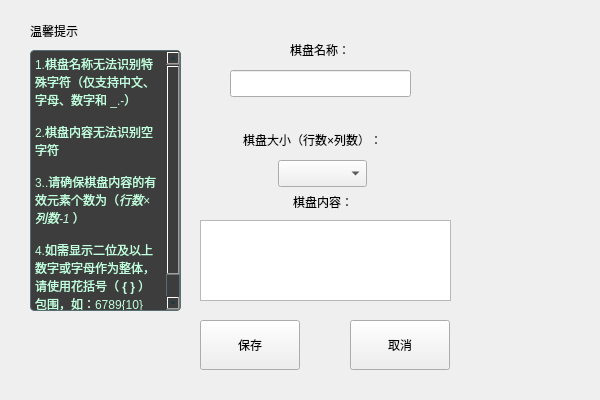
This is creatgamepage.ui in CHEN20060804/huarongdao as Qt 5 draws it before an edit. The edited form follows.
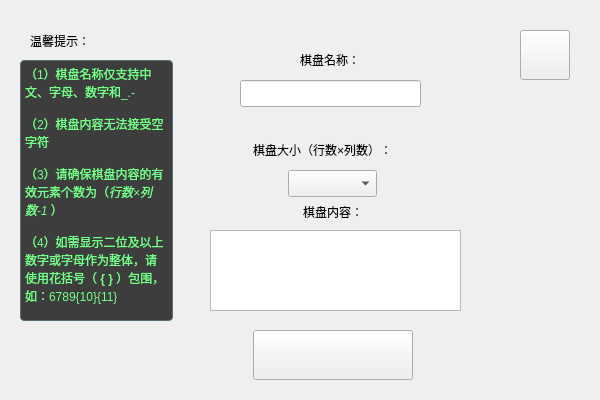
This is the edited form. Custom widgets are drawn as their Qt base class.

Patch:
```diff
--- a/creatgamepage.ui
+++ b/creatgamepage.ui
@@ -16,16 +16,16 @@
   <widget class="QWidget" name="widget" native="true">
    <property name="geometry">
     <rect>
-     <x>20</x>
-     <y>0</y>
-     <width>551</width>
+     <x>0</x>
+     <y>10</y>
+     <width>601</width>
      <height>391</height>
     </rect>
    </property>
    <widget class="QLabel" name="label">
     <property name="geometry">
      <rect>
-      <x>270</x>
+      <x>300</x>
       <y>40</y>
       <width>69</width>
       <height>19</height>
@@ -38,7 +38,7 @@
    <widget class="QLineEdit" name="lineEdit">
     <property name="geometry">
      <rect>
-      <x>210</x>
+      <x>240</x>
       <y>70</y>
       <width>181</width>
       <height>27</height>
@@ -48,7 +48,7 @@
    <widget class="QLabel" name="label_4">
     <property name="geometry">
      <rect>
-      <x>273</x>
+      <x>303</x>
       <y>192</y>
       <width>69</width>
       <height>19</height>
@@ -61,7 +61,7 @@
    <widget class="QTextEdit" name="textEdit">
     <property name="geometry">
      <rect>
-      <x>180</x>
+      <x>210</x>
       <y>220</y>
       <width>251</width>
       <height>81</height>
@@ -71,9 +71,9 @@
    <widget class="MainButton" name="saveBtn">
     <property name="geometry">
      <rect>
-      <x>180</x>
+      <x>253</x>
       <y>320</y>
-      <width>100</width>
+      <width>160</width>
       <height>50</height>
      </rect>
     </property>
@@ -84,32 +84,32 @@
      </size>
     </property>
     <property name="text">
-     <string>保存</string>
+     <string/>
     </property>
    </widget>
    <widget class="MainButton" name="cancelBtn">
     <property name="geometry">
      <rect>
-      <x>330</x>
-      <y>320</y>
-      <width>100</width>
+      <x>520</x>
+      <y>20</y>
+      <width>50</width>
       <height>50</height>
      </rect>
     </property>
     <property name="minimumSize">
      <size>
-      <width>100</width>
+      <width>50</width>
       <height>50</height>
      </size>
     </property>
     <property name="text">
-     <string>取消</string>
+     <string/>
     </property>
    </widget>
    <widget class="QComboBox" name="comboBox">
     <property name="geometry">
      <rect>
-      <x>258</x>
+      <x>288</x>
       <y>160</y>
       <width>89</width>
       <height>27</height>
@@ -134,7 +134,7 @@
    <widget class="QLabel" name="label_2">
     <property name="geometry">
      <rect>
-      <x>223</x>
+      <x>253</x>
       <y>130</y>
       <width>171</width>
       <height>20</height>
@@ -147,22 +147,22 @@
    <widget class="QLabel" name="label_3">
     <property name="geometry">
      <rect>
-      <x>10</x>
+      <x>30</x>
       <y>20</y>
       <width>81</width>
       <height>21</height>
      </rect>
     </property>
     <property name="text">
-     <string>温馨提示</string>
+     <string>温馨提示：</string>
     </property>
    </widget>
    <widget class="QTextBrowser" name="textBrowser">
     <property name="geometry">
      <rect>
-      <x>10</x>
+      <x>20</x>
       <y>50</y>
-      <width>151</width>
+      <width>153</width>
       <height>261</height>
      </rect>
     </property>
@@ -170,10 +170,9 @@
      <string notr="true">
     background-color: #3d3d3d;
     color: #073642;
-    font-size: 12px;
     border: 1px solid #586e75;
+    font: 9pt &quot;Segoe UI Variable&quot;;
     border-radius: 4px;
-   fnont-family: &quot;Segoe UI&quot;;
 
 
 </string>
@@ -185,14 +184,14 @@
 hr { height: 1px; border-width: 0; }
 li.unchecked::marker { content: &quot;\2610&quot;; }
 li.checked::marker { content: &quot;\2612&quot;; }
-&lt;/style&gt;&lt;/head&gt;&lt;body style=&quot; font-family:'Microsoft YaHei UI'; font-size:12px; font-weight:400; font-style:normal;&quot;&gt;
-&lt;p style=&quot; margin-top:0px; margin-bottom:0px; margin-left:0px; margin-right:0px; -qt-block-indent:0; text-indent:0px;&quot;&gt;&lt;span style=&quot; font-size:9pt; color:#c2ffde;&quot;&gt;1.棋盘名称无法识别特殊字符（仅支持中文、字母、数字和 _.-）&lt;/span&gt;&lt;/p&gt;
-&lt;p style=&quot;-qt-paragraph-type:empty; margin-top:0px; margin-bottom:0px; margin-left:0px; margin-right:0px; -qt-block-indent:0; text-indent:0px; font-size:9pt; color:#c2ffde;&quot;&gt;&lt;br /&gt;&lt;/p&gt;
-&lt;p style=&quot; margin-top:0px; margin-bottom:0px; margin-left:0px; margin-right:0px; -qt-block-indent:0; text-indent:0px;&quot;&gt;&lt;span style=&quot; font-size:9pt; color:#c2ffde;&quot;&gt;2.棋盘内容无法识别空字符&lt;/span&gt;&lt;/p&gt;
-&lt;p style=&quot;-qt-paragraph-type:empty; margin-top:0px; margin-bottom:0px; margin-left:0px; margin-right:0px; -qt-block-indent:0; text-indent:0px; font-size:9pt; color:#c2ffde;&quot;&gt;&lt;br /&gt;&lt;/p&gt;
-&lt;p style=&quot; margin-top:0px; margin-bottom:0px; margin-left:0px; margin-right:0px; -qt-block-indent:0; text-indent:0px;&quot;&gt;&lt;span style=&quot; font-size:9pt; color:#c2ffde;&quot;&gt;3..请确保棋盘内容的有效元素个数为（&lt;/span&gt;&lt;span style=&quot; font-size:9pt; font-style:italic; color:#c2ffde;&quot;&gt;行数×列数-1 &lt;/span&gt;&lt;span style=&quot; font-size:9pt; color:#c2ffde;&quot;&gt;）&lt;/span&gt;&lt;/p&gt;
-&lt;p style=&quot;-qt-paragraph-type:empty; margin-top:0px; margin-bottom:0px; margin-left:0px; margin-right:0px; -qt-block-indent:0; text-indent:0px; font-size:9pt; color:#c2ffde;&quot;&gt;&lt;br /&gt;&lt;/p&gt;
-&lt;p style=&quot; margin-top:0px; margin-bottom:0px; margin-left:0px; margin-right:0px; -qt-block-indent:0; text-indent:0px;&quot;&gt;&lt;span style=&quot; font-size:9pt; color:#c2ffde;&quot;&gt;4.如需显示二位及以上数字或字母作为整体，请使用花括号（&lt;/span&gt;&lt;span style=&quot; font-size:9pt; font-weight:700; color:#c2ffde;&quot;&gt; { }&lt;/span&gt;&lt;span style=&quot; font-size:9pt; color:#c2ffde;&quot;&gt; ）包围，如：6789{10}{11} &lt;/span&gt;&lt;/p&gt;&lt;/body&gt;&lt;/html&gt;</string>
+&lt;/style&gt;&lt;/head&gt;&lt;body style=&quot; font-family:'Segoe UI Variable'; font-size:9pt; font-weight:400; font-style:normal;&quot;&gt;
+&lt;p style=&quot; margin-top:0px; margin-bottom:0px; margin-left:0px; margin-right:0px; -qt-block-indent:0; text-indent:0px;&quot;&gt;&lt;span style=&quot; font-family:'Microsoft YaHei UI'; font-size:12px; color:#74ff89;&quot;&gt;（1）棋盘名称仅支持中文、字母、数字和_.-&lt;/span&gt;&lt;/p&gt;
+&lt;p style=&quot;-qt-paragraph-type:empty; margin-top:0px; margin-bottom:0px; margin-left:0px; margin-right:0px; -qt-block-indent:0; text-indent:0px; font-family:'Microsoft YaHei UI'; font-size:12px; color:#74ff89;&quot;&gt;&lt;br /&gt;&lt;/p&gt;
+&lt;p style=&quot; margin-top:0px; margin-bottom:0px; margin-left:0px; margin-right:0px; -qt-block-indent:0; text-indent:0px;&quot;&gt;&lt;span style=&quot; font-family:'Microsoft YaHei UI'; font-size:12px; color:#74ff89;&quot;&gt;（2）棋盘内容无法接受空字符&lt;/span&gt;&lt;/p&gt;
+&lt;p style=&quot;-qt-paragraph-type:empty; margin-top:0px; margin-bottom:0px; margin-left:0px; margin-right:0px; -qt-block-indent:0; text-indent:0px; font-family:'Microsoft YaHei UI'; font-size:12px; color:#74ff89;&quot;&gt;&lt;br /&gt;&lt;/p&gt;
+&lt;p style=&quot; margin-top:0px; margin-bottom:0px; margin-left:0px; margin-right:0px; -qt-block-indent:0; text-indent:0px;&quot;&gt;&lt;span style=&quot; font-family:'Microsoft YaHei UI'; font-size:12px; color:#74ff89;&quot;&gt;（3）请确保棋盘内容的有效元素个数为（&lt;/span&gt;&lt;span style=&quot; font-family:'Microsoft YaHei UI'; font-size:12px; font-style:italic; color:#74ff89;&quot;&gt;行数×列数-1 &lt;/span&gt;&lt;span style=&quot; font-family:'Microsoft YaHei UI'; font-size:12px; color:#74ff89;&quot;&gt;）&lt;/span&gt;&lt;/p&gt;
+&lt;p style=&quot;-qt-paragraph-type:empty; margin-top:0px; margin-bottom:0px; margin-left:0px; margin-right:0px; -qt-block-indent:0; text-indent:0px; font-family:'Microsoft YaHei UI'; font-size:12px; color:#74ff89;&quot;&gt;&lt;br /&gt;&lt;/p&gt;
+&lt;p style=&quot; margin-top:0px; margin-bottom:0px; margin-left:0px; margin-right:0px; -qt-block-indent:0; text-indent:0px;&quot;&gt;&lt;span style=&quot; font-family:'Microsoft YaHei UI'; font-size:12px; color:#74ff89;&quot;&gt;（4）如需显示二位及以上数字或字母作为整体，请使用花括号（&lt;/span&gt;&lt;span style=&quot; font-family:'Microsoft YaHei UI'; font-size:12px; font-weight:700; color:#74ff89;&quot;&gt; { }&lt;/span&gt;&lt;span style=&quot; font-family:'Microsoft YaHei UI'; font-size:12px; color:#74ff89;&quot;&gt; ）包围，如：6789{10}{11} &lt;/span&gt;&lt;/p&gt;&lt;/body&gt;&lt;/html&gt;</string>
     </property>
    </widget>
   </widget>
```
Left out of the diff: 2 changed lines with no effect on the pictures.
